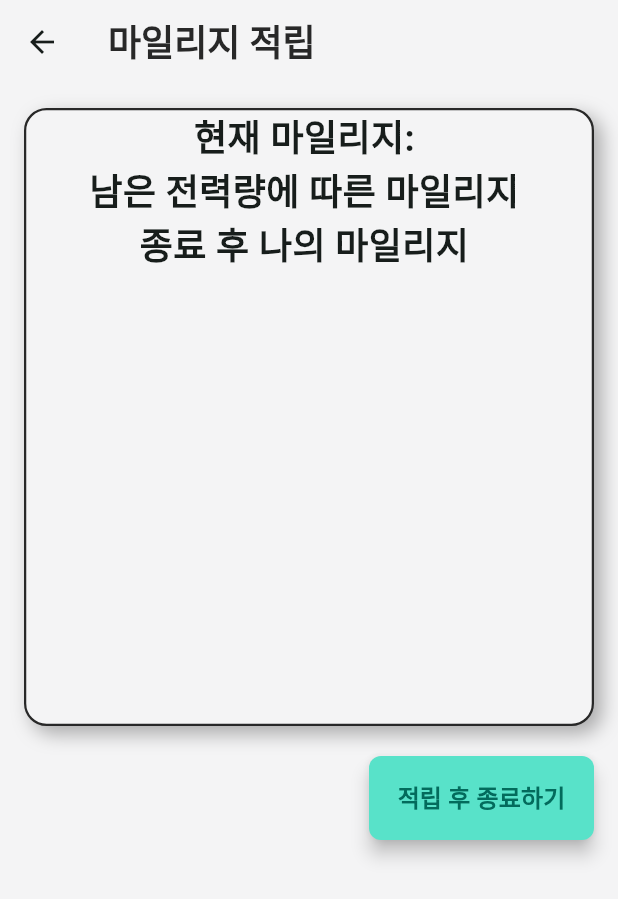
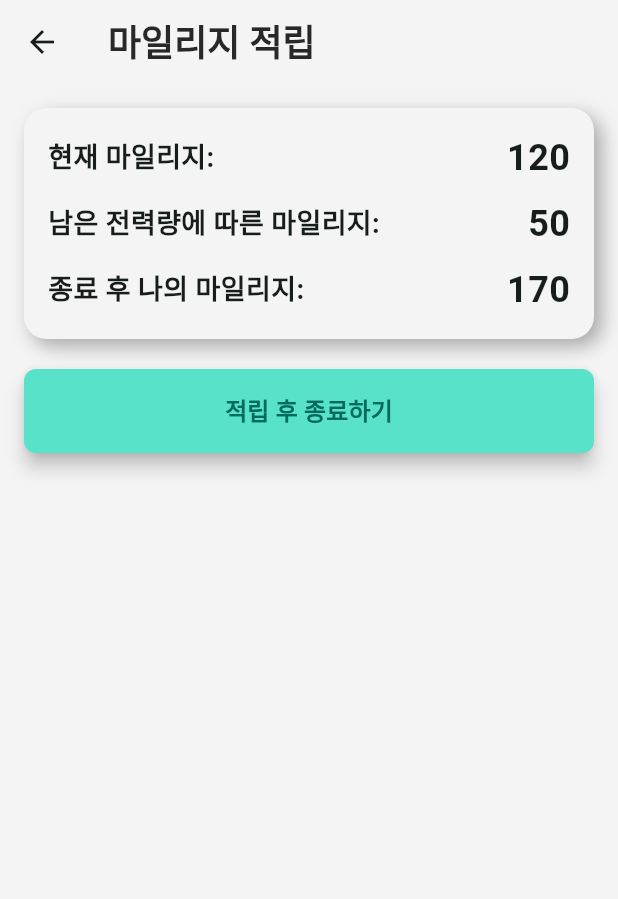
Before and after one commit to CAU-Capstone-PPL/CafePlugGuardian-WebClient, a Flutter app: the MaileageScreen screen opened by its route, on a phone screen of 412 x 824 dp. Shown: the top 899 px of the screen. Run offline on Flutter 3.47's test engine with Material 2 defaults, Android fonts, the light colour scheme and no system bars; accounts and stored records are empty; Roboto replaces fonts that are missing (Gmarket).

Commit message:
design: 마일리지 페이지 ui

```diff
--- a/lib/screens/maileage_screen.dart
+++ b/lib/screens/maileage_screen.dart
@@ -12,7 +12,8 @@ class MaileageScreen extends StatelessWidget {
     return Scaffold(
       backgroundColor: AppColor.background,
       appBar: AppBar(
-        backgroundColor: AppColor.background,
+        backgroundColor:
+            AppColor.background, // Adjust the color based on your theme
         title: const AppBarText(
           content: '마일리지 적립',
         ),
@@ -20,13 +21,12 @@ class MaileageScreen extends StatelessWidget {
       body: Padding(
         padding: const EdgeInsets.all(16.0),
         child: Column(
-          crossAxisAlignment: CrossAxisAlignment.end,
+          crossAxisAlignment:
+              CrossAxisAlignment.stretch, // Align children to fill the width
           children: [
             Container(
-              width: 400,
-              height: MediaQuery.of(context).size.height * 0.5,
+              padding: const EdgeInsets.all(16.0),
               decoration: BoxDecoration(
-                border: Border.all(color: AppColor.text, width: 1.5),
                 color: AppColor.background,
                 borderRadius: BorderRadius.circular(15),
                 boxShadow: [
@@ -34,29 +34,47 @@ class MaileageScreen extends StatelessWidget {
                     blurRadius: 10,
                     offset: const Offset(5, 5),
                     color: Colors.black.withOpacity(0.3),
-                  )
+                  ),
                 ],
               ),
-              child: const Center(
-                child: Column(
+              child: const Column(
+                crossAxisAlignment: CrossAxisAlignment.start,
                 children: [
-                    HeadingText(content: '현재 마일리지: '),
-                    HeadingText(content: '남은 전력량에 따른 마일리지 '),
-                    HeadingText(content: '종료 후 나의 마일리지 '),
+                  Row(
+                    mainAxisAlignment: MainAxisAlignment.spaceBetween,
+                    children: [
+                      TitleText(content: '현재 마일리지:'),
+                      HeadingText(content: '120'), // Adjust font size
+                    ],
+                  ),
+                  SizedBox(height: 10),
+                  Row(
+                    mainAxisAlignment: MainAxisAlignment.spaceBetween,
+                    children: [
+                      TitleText(content: '남은 전력량에 따른 마일리지:'),
+                      HeadingText(content: '50'),
+                    ],
+                  ),
+                  SizedBox(height: 10),
+                  Row(
+                    mainAxisAlignment: MainAxisAlignment.spaceBetween,
+                    children: [
+                      TitleText(content: '종료 후 나의 마일리지:'),
+                      HeadingText(content: '170'),
+                    ],
+                  ),
                 ],
               ),
             ),
-            ),
-            const SizedBox(
-              height: 20,
-            ),
+            const SizedBox(height: 20),
             CustomButton(
               content: '적립 후 종료하기',
               onPressed: () {
-                  //마일리지 적립 api 연결
+                // 마일리지 적립 API 연결
                 context.read<UserProvider>().logout();
                 Navigator.pushNamed(context, '/end');
-                }),
+              },
+            ),
           ],
         ),
       ),
```
Lines whose indentation alone changed are shown as unchanged.
